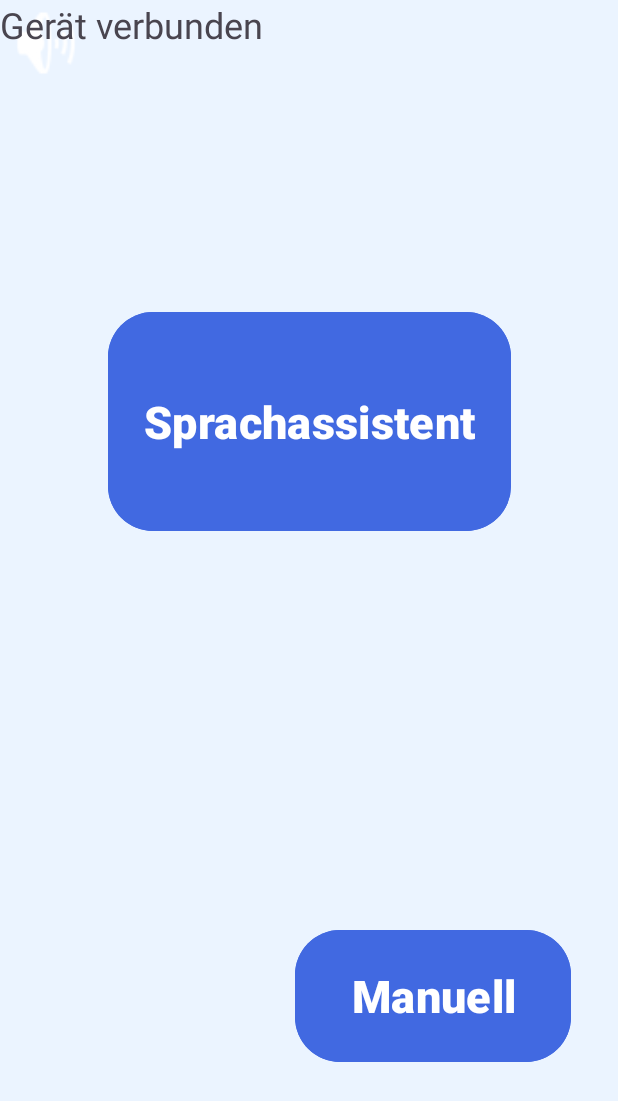
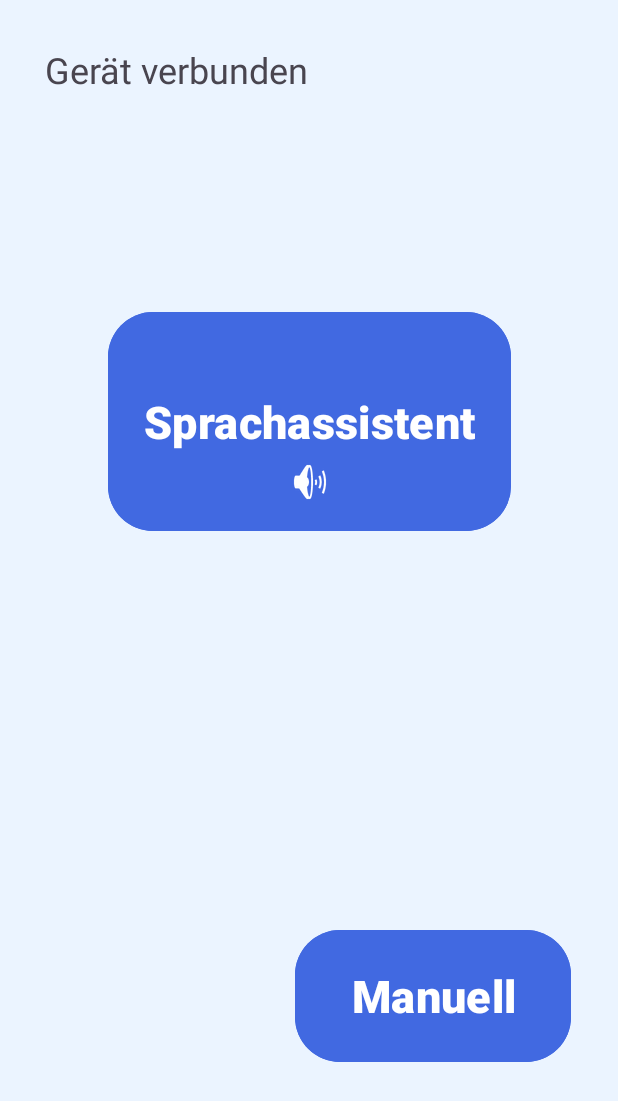
Before and after one commit to Swordpro3001/SSAB_Applikation, an Android app: the layout sprachassistentlayout.xml on its own in the app's theme, with its tools: preview values and no code run, on a phone screen of 412 x 824 dp. Shown: the top 1101 px of the screen. Run offline under Robolectric (Android 15) with nearby library versions, the phone set to English and light mode, and no system bars; Roboto replaces fonts that are not available here.

Commit message:
Sprachassistentlayout Page bearbeitet (+Constraints)

```diff
--- a/app/src/main/res/layout/sprachassistentlayout.xml
+++ b/app/src/main/res/layout/sprachassistentlayout.xml
@@ -43,18 +43,23 @@
 
     <ImageView
         android:id="@+id/imageView"
-        android:layout_width="61dp"
-        android:layout_height="57dp"
-        app:srcCompat="@android:drawable/ic_lock_silent_mode_off"
-        tools:layout_editor_absoluteX="175dp"
-        tools:layout_editor_absoluteY="301dp" />
+        android:layout_width="wrap_content"
+        android:layout_height="wrap_content"
+        android:layout_marginTop="80dp"
+        app:layout_constraintBottom_toBottomOf="@+id/button2"
+        app:layout_constraintEnd_toEndOf="@+id/button2"
+        app:layout_constraintStart_toStartOf="@+id/button2"
+        app:layout_constraintTop_toTopOf="@+id/button2"
+        app:srcCompat="@android:drawable/ic_lock_silent_mode_off" />
 
     <TextView
         android:id="@+id/textView"
         android:layout_width="wrap_content"
         android:layout_height="wrap_content"
+        android:layout_marginStart="30dp"
+        android:layout_marginTop="30dp"
         android:text="Gerät verbunden"
         android:textSize="24sp"
-        tools:layout_editor_absoluteX="60dp"
-        tools:layout_editor_absoluteY="30dp" />
+        app:layout_constraintStart_toStartOf="parent"
+        app:layout_constraintTop_toTopOf="parent" />
 </androidx.constraintlayout.widget.ConstraintLayout>
```
